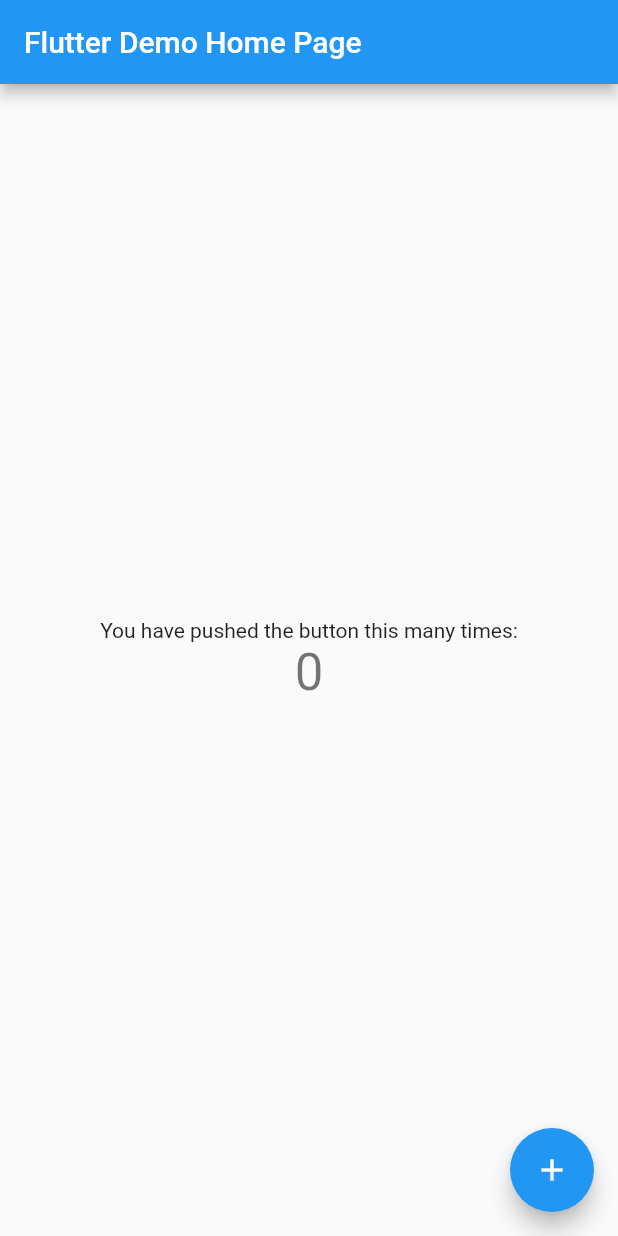
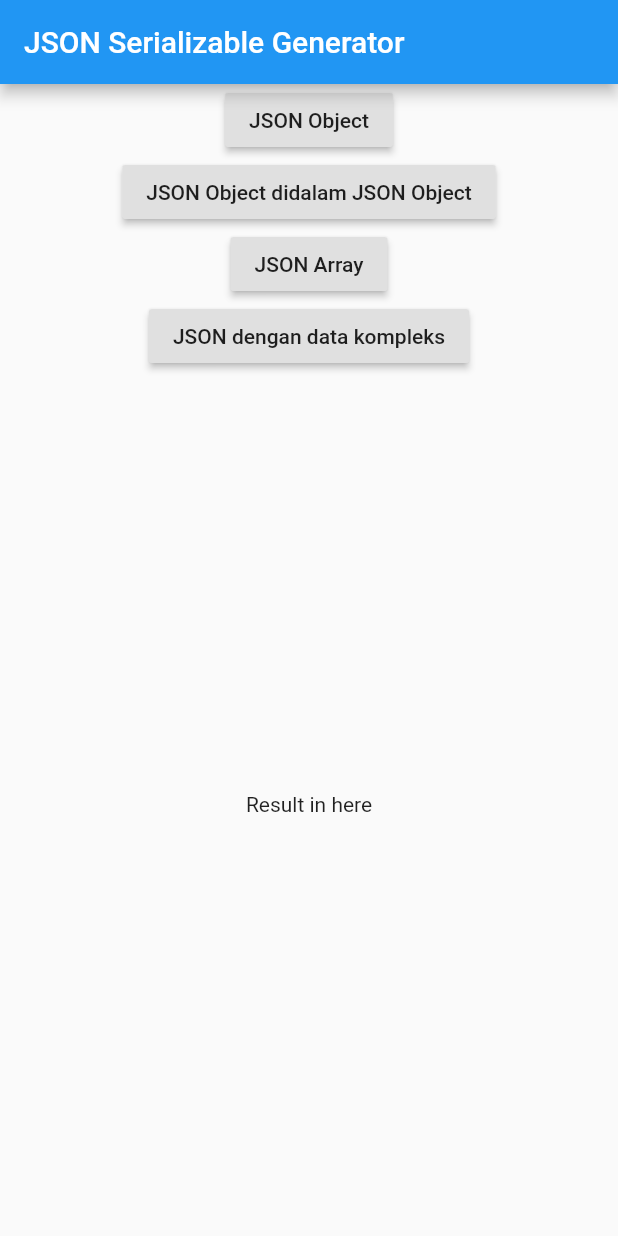
Before and after one commit to CoderJava/flutter-json-serializable-sample, a Flutter app: the screen it shows after launch, on a phone screen of 412 x 824 dp. Run offline on Flutter 3.47's test engine with Material 2 defaults, Android fonts, the phone set to English and light mode, and no system bars; generated files the repository leaves out were written again.

Commit message:
Buat contoh penggunaan json serializable
Adapun beberapa contoh penggunaan json serializable adalah sebagai berikut
1. JSON Object
2. JSON Object didalam JSON Object
3. JSON Array
4. JSON dengan data yang kompleks

```diff
--- /dev/null
+++ b/lib/api_service.dart
@@ -0,0 +1,64 @@
+import 'dart:convert';
+
+import 'package:http/http.dart' as http;
+import 'package:json_serializable_sample/sample1/sample1.dart';
+import 'package:json_serializable_sample/sample2/sample2.dart';
+import 'package:json_serializable_sample/sample3/sample3.dart';
+import 'package:json_serializable_sample/sample4/sample4.dart';
+
+class ApiService {
+  final client = http.Client();
+  final baseUrl = "http://api.bengkelrobot.net:8001";
+
+  Future<Sample1> getSample1() async {
+    var response = await client.get(
+      "$baseUrl/sample1",
+      headers: {"accept": "application/json"},
+    );
+    if (response.statusCode == 200) {
+      var responseJson = json.decode(response.body);
+      return Sample1.from(responseJson);
+    } else {
+      return null;
+    }
+  }
+
+  Future<Sample2> getSample2() async {
+    var response = await client.get(
+      "$baseUrl/sample2",
+      headers: {"accept": "application/json"},
+    );
+    if (response.statusCode == 200) {
+      var responseJson = json.decode(response.body);
+      return Sample2.fromJson(responseJson);
+    } else {
+      return null;
+    }
+  }
+
+  Future<Sample3> getSample3() async {
+    var response = await client.get(
+      "$baseUrl/sample3",
+      headers: {"accept": "application/json"},
+    );
+    if (response.statusCode == 200) {
+      var jsonResponse = json.decode(response.body);
+      return Sample3.fromJson(jsonResponse);
+    } else {
+      return null;
+    }
+  }
+
+  Future<Sample4> getSample4() async {
+    var response = await client.get(
+      "$baseUrl/sample4",
+      headers: {"accept": "application/json"},
+    );
+    if (response.statusCode == 200) {
+      var jsonResponse = json.decode(response.body);
+      return Sample4.fromJson(jsonResponse);
+    } else {
+      return null;
+    }
+  }
+}
--- a/lib/main.dart
+++ b/lib/main.dart
@@ -1,111 +1,97 @@
 import 'package:flutter/material.dart';
+
+import 'api_service.dart';
 
 void main() => runApp(MyApp());
 
 class MyApp extends StatelessWidget {
-  // This widget is the root of your application.
   @override
   Widget build(BuildContext context) {
     return MaterialApp(
-      title: 'Flutter Demo',
-      theme: ThemeData(
-        // This is the theme of your application.
-        //
-        // Try running your application with "flutter run". You'll see the
-        // application has a blue toolbar. Then, without quitting the app, try
-        // changing the primarySwatch below to Colors.green and then invoke
-        // "hot reload" (press "r" in the console where you ran "flutter run",
-        // or simply save your changes to "hot reload" in a Flutter IDE).
-        // Notice that the counter didn't reset back to zero; the application
-        // is not restarted.
-        primarySwatch: Colors.blue,
-      ),
-      home: MyHomePage(title: 'Flutter Demo Home Page'),
+      home: HomeScreen(),
+      theme:
+          ThemeData(primaryColor: Colors.blue, accentColor: Colors.tealAccent),
+      title: "JSON Serializable Generator",
     );
   }
 }
 
-class MyHomePage extends StatefulWidget {
-  MyHomePage({Key key, this.title}) : super(key: key);
-
-  // This widget is the home page of your application. It is stateful, meaning
-  // that it has a State object (defined below) that contains fields that affect
-  // how it looks.
-
-  // This class is the configuration for the state. It holds the values (in this
-  // case the title) provided by the parent (in this case the App widget) and
-  // used by the build method of the State. Fields in a Widget subclass are
-  // always marked "final".
-
-  final String title;
-
+class HomeScreen extends StatefulWidget {
   @override
-  _MyHomePageState createState() => _MyHomePageState();
+  _HomeScreenState createState() => _HomeScreenState();
 }
 
-class _MyHomePageState extends State<MyHomePage> {
-  int _counter = 0;
-
-  void _incrementCounter() {
-    setState(() {
-      // This call to setState tells the Flutter framework that something has
-      // changed in this State, which causes it to rerun the build method below
-      // so that the display can reflect the updated values. If we changed
-      // _counter without calling setState(), then the build method would not be
-      // called again, and so nothing would appear to happen.
-      _counter++;
-    });
-  }
+class _HomeScreenState extends State<HomeScreen> {
+  var apiService = ApiService();
+  var result = "Result in here";
 
   @override
   Widget build(BuildContext context) {
-    // This method is rerun every time setState is called, for instance as done
-    // by the _incrementCounter method above.
-    //
-    // The Flutter framework has been optimized to make rerunning build methods
-    // fast, so that you can just rebuild anything that needs updating rather
-    // than having to individually change instances of widgets.
     return Scaffold(
       appBar: AppBar(
-        // Here we take the value from the MyHomePage object that was created by
-        // the App.build method, and use it to set our appbar title.
-        title: Text(widget.title),
+        title: Text(
+          "JSON Serializable Generator",
+          style: TextStyle(color: Colors.white),
         ),
-      body: Center(
-        // Center is a layout widget. It takes a single child and positions it
-        // in the middle of the parent.
+      ),
+      body: SafeArea(
+        child: Container(
+          width: double.infinity,
           child: Column(
-          // Column is also layout widget. It takes a list of children and
-          // arranges them vertically. By default, it sizes itself to fit its
-          // children horizontally, and tries to be as tall as its parent.
-          //
-          // Invoke "debug painting" (press "p" in the console, choose the
-          // "Toggle Debug Paint" action from the Flutter Inspector in Android
-          // Studio, or the "Toggle Debug Paint" command in Visual Studio Code)
-          // to see the wireframe for each widget.
-          //
-          // Column has various properties to control how it sizes itself and
-          // how it positions its children. Here we use mainAxisAlignment to
-          // center the children vertically; the main axis here is the vertical
-          // axis because Columns are vertical (the cross axis would be
-          // horizontal).
-          mainAxisAlignment: MainAxisAlignment.center,
+            crossAxisAlignment: CrossAxisAlignment.center,
             children: <Widget>[
-            Text(
-              'You have pushed the button this many times:',
+              RaisedButton(
+                onPressed: () {
+                  apiService.getSample1().then((sample1) {
+                    setState(() {
+                      result = sample1.toString();
+                    });
+                  });
+                },
+                child: Text("JSON Object"),
               ),
-            Text(
-              '$_counter',
-              style: Theme.of(context).textTheme.display1,
+              RaisedButton(
+                onPressed: () {
+                  apiService.getSample2().then((sample2) {
+                    setState(() {
+                      result = sample2.toString();
+                    });
+                  });
+                },
+                child: Text("JSON Object didalam JSON Object"),
+              ),
+              RaisedButton(
+                onPressed: () {
+                  apiService.getSample3().then((sample3) {
+                    setState(() {
+                      result = sample3.toString();
+                    });
+                  });
+                },
+                child: Text("JSON Array"),
+              ),
+              RaisedButton(
+                onPressed: () {
+                  apiService.getSample4().then((sample4) {
+                    setState(() {
+                      result = sample4.toString();
+                    });
+                  });
+                },
+                child: Text("JSON dengan data kompleks"),
+              ),
+              Expanded(
+                child: Center(
+                  child: Text(
+                    result,
+                    textAlign: TextAlign.center,
+                  ),
+                ),
               ),
             ],
           ),
         ),
-      floatingActionButton: FloatingActionButton(
-        onPressed: _incrementCounter,
-        tooltip: 'Increment',
-        child: Icon(Icons.add),
-      ), // This trailing comma makes auto-formatting nicer for build methods.
+      ),
     );
   }
 }
--- /dev/null
+++ b/lib/sample1/sample1.dart
@@ -0,0 +1,22 @@
+import 'package:json_annotation/json_annotation.dart';
+
+part 'sample1.g.dart';
+
+@JsonSerializable()
+class Sample1 {
+  @JsonKey(name: "name")
+  String name;
+  @JsonKey(name: "age")
+  int age;
+
+  Sample1({this.name, this.age});
+
+  @override
+  String toString() {
+    return 'Sample1{name: $name, age: $age}';
+  }
+
+  factory Sample1.from(Map<String, dynamic> json) => _$Sample1FromJson(json);
+
+  Map<String, dynamic> toJson() => _$Sample1ToJson(this);
+}
--- /dev/null
+++ b/lib/sample2/sample2.dart
@@ -0,0 +1,39 @@
+import 'package:json_annotation/json_annotation.dart';
+part 'sample2.g.dart';
+
+@JsonSerializable()
+class Sample2 {
+  String name;
+  int age;
+  Github github;
+
+  Sample2({this.name, this.age, this.github});
+
+  @override
+  String toString() {
+    return 'Sample2{name: $name, age: $age, github: $github}';
+  }
+
+  factory Sample2.fromJson(Map<String, dynamic> json) => _$Sample2FromJson(json);
+
+  Map<String, dynamic> toJson() => _$Sample2ToJson(this);
+
+}
+
+@JsonSerializable()
+class Github {
+  String username;
+  int repository;
+
+  Github({this.username, this.repository});
+
+  @override
+  String toString() {
+    return 'Github{username: $username, repository: $repository}';
+  }
+
+  factory Github.fromJson(Map<String, dynamic> json) => _$GithubFromJson(json);
+
+  Map<String, dynamic> toJson() => _$GithubToJson(this);
+
+}
--- /dev/null
+++ b/lib/sample3/sample3.dart
@@ -0,0 +1,21 @@
+import 'package:json_annotation/json_annotation.dart';
+part 'sample3.g.dart';
+
+@JsonSerializable()
+class Sample3 {
+  String name;
+  int age;
+  List<String> hobi;
+
+  Sample3({this.name, this.age, this.hobi});
+
+  @override
+  String toString() {
+    return 'Sample3{name: $name, age: $age, hobi: $hobi}';
+  }
+
+  factory Sample3.fromJson(Map<String, dynamic> json) => _$Sample3FromJson(json);
+
+  Map<String, dynamic> toJson() => _$Sample3ToJson(this);
+
+}
--- /dev/null
+++ b/lib/sample4/sample4.dart
@@ -0,0 +1,60 @@
+import 'package:json_annotation/json_annotation.dart';
+part 'sample4.g.dart';
+
+@JsonSerializable()
+class Sample4 {
+  String name;
+  int age;
+  List<String> hobi;
+  Github github;
+  List<Article> articles;
+
+  Sample4({this.name, this.age, this.hobi, this.github, this.articles});
+
+  @override
+  String toString() {
+    return 'Sample4{name: $name, age: $age, hobi: $hobi, github: $github, articles: $articles}';
+  }
+
+  factory Sample4.fromJson(Map<String, dynamic> json) => _$Sample4FromJson(json);
+
+  Map<String, dynamic> toJson() => _$Sample4ToJson(this);
+
+}
+
+@JsonSerializable()
+class Github {
+  String username;
+  int repository;
+
+  Github({this.username, this.repository});
+
+  @override
+  String toString() {
+    return 'Github{username: $username, repository: $repository}';
+  }
+
+  factory Github.fromJson(Map<String, dynamic> json) => _$GithubFromJson(json);
+
+  Map<String, dynamic> toJson() => _$GithubToJson(this);
+
+}
+
+@JsonSerializable()
+class Article {
+  int id;
+  String title;
+  String subtitle;
+
+  Article({this.id, this.title, this.subtitle});
+
+  @override
+  String toString() {
+    return 'Article{id: $id, title: $title, subtitle: $subtitle}';
+  }
+
+  factory Article.fromJson(Map<String, dynamic> json) => _$ArticleFromJson(json);
+
+  Map<String, dynamic> toJson() => _$ArticleToJson(this);
+
+}
```
Also changed, not shown: pubspec.yaml (+9 -47 lines), pubspec.lock. Lines whose indentation alone changed are shown as unchanged.
